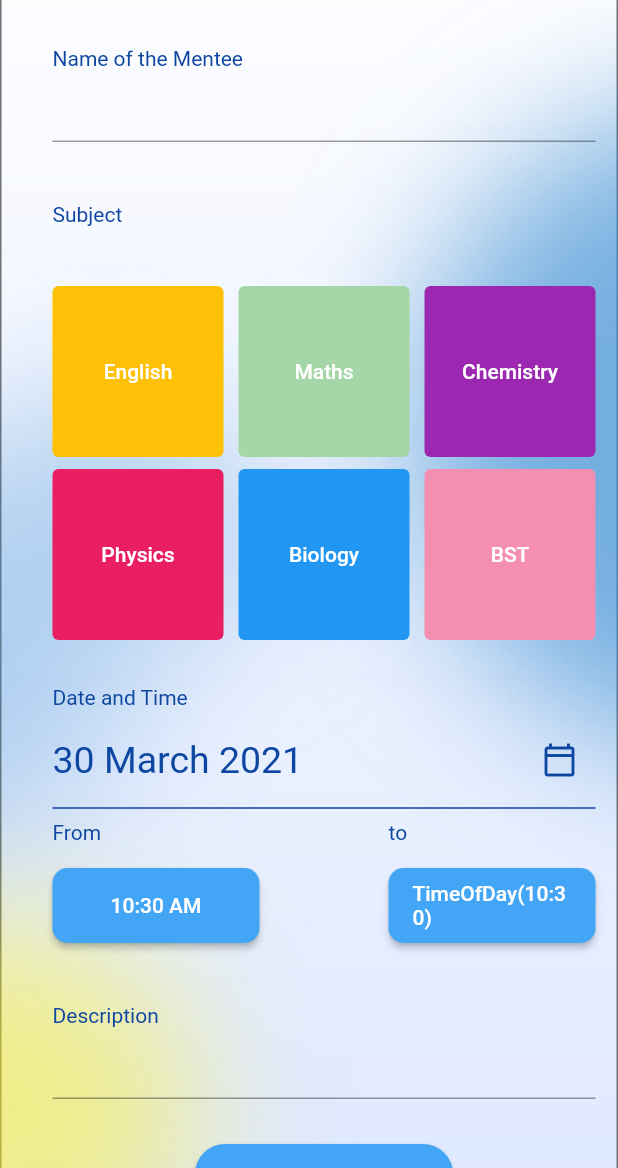
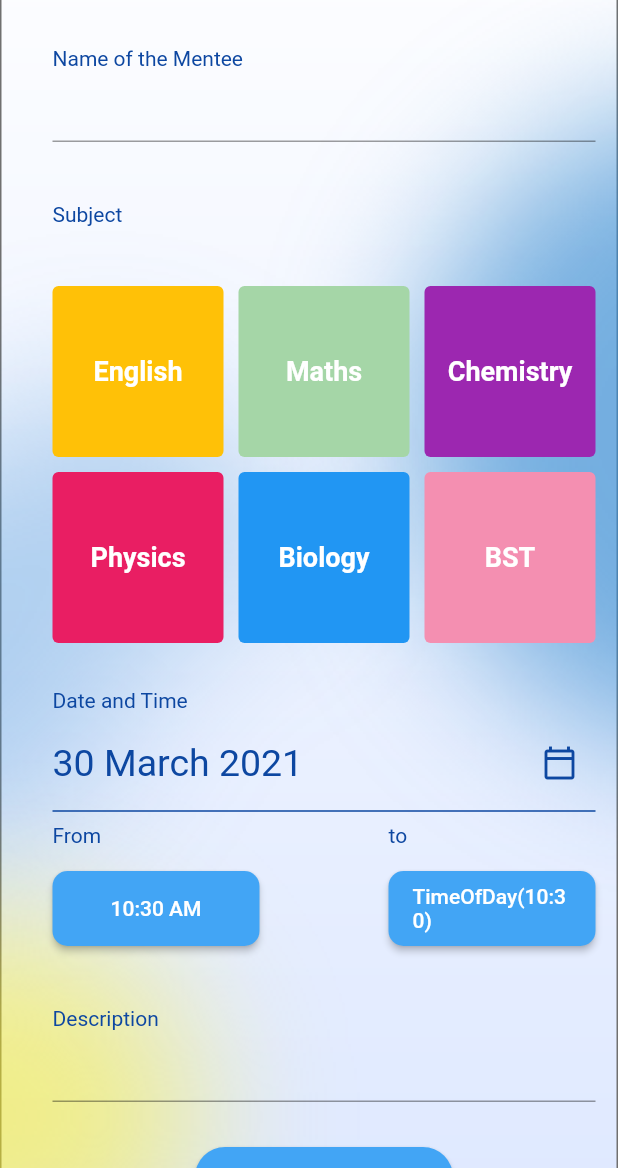
Before and after one commit to Ctrl-Alt-Eliiiteee/Mentor-Match, a Flutter app: the NavBar screen opened directly, item 2 of the bottom bar chosen, after a tap on "+ NEW SESSION", on a phone screen of 412 x 824 dp, the part 68-1236 px from its top. Run offline on Flutter 3.47's test engine with Material 2 defaults, Android fonts, the phone set to English and light mode, and no system bars; our stand-ins replace carousel_slider, chewie, cloud_firestore, device_preview, firebase_auth, firebase_core and 4 more; accounts and stored records are empty.

Commit message:
Sessions UI

```diff
--- a/lib/Mentee Package/menteeHome.dart
+++ b/lib/Mentee Package/menteeHome.dart
@@ -41,7 +41,7 @@ class _MenteeHomeState extends State<MenteeHome> {
                 TextSpan(
                     text: "$name\n",
                     style: TextStyle(
-                        fontSize: 25,
+                        fontSize: width * 0.07,
                         fontWeight: FontWeight.bold,
                         color: Colors.blue[900])),
               ])),
@@ -51,7 +51,7 @@ class _MenteeHomeState extends State<MenteeHome> {
               child: IconButton(
                 icon: Icon(
                   Icons.message,
-                  size: 30,
+                  size: width * 0.08,
                   color: Colors.blue[900],
                 ),
                 onPressed: () {},
@@ -63,7 +63,7 @@ class _MenteeHomeState extends State<MenteeHome> {
           padding: EdgeInsets.only(left: 20.0),
           child: Text("Current Session",
               style: TextStyle(
-                  fontSize: 30,
+                  fontSize: width * 0.07,
                   fontWeight: FontWeight.bold,
                   color: Colors.blue[900])),
         ),
@@ -77,7 +77,7 @@ class _MenteeHomeState extends State<MenteeHome> {
                   borderRadius: BorderRadius.all(Radius.circular(20))),
               child: Container(
                 width: width - 40,
-                height: height / 5,
+                height: height * 0.18,
                 decoration: BoxDecoration(
                     borderRadius: BorderRadius.all(Radius.circular(20)),
                     gradient: LinearGradient(
@@ -99,7 +99,7 @@ class _MenteeHomeState extends State<MenteeHome> {
                             TextSpan(
                                 text: upcomingStudents[0][0],
                                 style: TextStyle(
-                                  fontSize: 22,
+                                  fontSize: width * 0.05,
                                   fontWeight: FontWeight.bold,
                                 )),
                           ])),
@@ -112,15 +112,12 @@ class _MenteeHomeState extends State<MenteeHome> {
                             TextSpan(
                                 text: upcomingStudents[0][1],
                                 style: TextStyle(
-                                  fontSize: 22,
+                                  fontSize: width * 0.05,
                                   fontWeight: FontWeight.bold,
                                 )),
                           ])),
                         ),
                       ],
-                    ),
-                    SizedBox(
-                      height: 10,
                     ),
                     Row(
                       mainAxisAlignment: MainAxisAlignment.spaceBetween,
@@ -133,7 +130,7 @@ class _MenteeHomeState extends State<MenteeHome> {
                             TextSpan(
                                 text: upcomingStudents[0][2],
                                 style: TextStyle(
-                                  fontSize: 22,
+                                  fontSize: width * 0.05,
                                   fontWeight: FontWeight.bold,
                                 )),
                           ])),
@@ -141,14 +138,16 @@ class _MenteeHomeState extends State<MenteeHome> {
                         Padding(
                           padding: EdgeInsets.all(10),
                           child: ElevatedButton(
-                            onPressed: () {},
+                            onPressed: () {
+                              print(width.toString() + ' ' + height.toString());
+                            },
                             child: Container(
                               height: 55,
                               width: width / 2 - 80,
                               child: Center(
                                 child: Text("START SESSION",
                                     style: TextStyle(
-                                        fontSize: 18,
+                                        fontSize: width * 0.05,
                                         color: Colors.blue[900],
                                         fontWeight: FontWeight.w400)),
                               ),
@@ -170,17 +169,17 @@ class _MenteeHomeState extends State<MenteeHome> {
           padding: EdgeInsets.only(left: 20.0, top: 20),
           child: Text("Upcoming Sessions",
               style: TextStyle(
-                  fontSize: 30,
+                  fontSize: width * 0.07,
                   fontWeight: FontWeight.bold,
                   color: Colors.blue[900])),
         ),
         SizedBox(
-          height: 15,
+          height: width * 0.02,
         ),
         Expanded(
           child: CarouselSlider(
             options: CarouselOptions(
-              height: height / 5,
+              height: height * 0.17,
               enlargeCenterPage: false,
               enableInfiniteScroll: false,
             ),
@@ -193,7 +192,7 @@ class _MenteeHomeState extends State<MenteeHome> {
                           borderRadius: BorderRadius.all(Radius.circular(20))),
                       child: Container(
                         width: width - 40,
-                        height: height / 4,
+                        //height: height / 4,
                         decoration: BoxDecoration(
                             borderRadius: BorderRadius.all(Radius.circular(20)),
                             gradient: LinearGradient(
@@ -202,12 +201,14 @@ class _MenteeHomeState extends State<MenteeHome> {
                               end: Alignment.centerRight,
                             )),
                         child: Column(
+                          mainAxisAlignment: MainAxisAlignment.spaceEvenly,
                           children: [
                             Row(
                               mainAxisAlignment: MainAxisAlignment.spaceBetween,
                               children: [
                                 Padding(
-                                  padding: EdgeInsets.all(10),
+                                  padding: EdgeInsets.only(
+                                      left: 10, top: 5, right: 20),
                                   child: RichText(
                                       text: TextSpan(children: [
                                     TextSpan(
@@ -216,55 +217,51 @@ class _MenteeHomeState extends State<MenteeHome> {
                                     TextSpan(
                                         text: index[0],
                                         style: TextStyle(
-                                          fontSize: 22,
+                                          fontSize: width * 0.05,
+                                          fontWeight: FontWeight.bold,
+                                        )),
+                                  ])),
+                                ),
+                                RichText(
+                                    text: TextSpan(children: [
+                                  TextSpan(text: "With\n", style: TextStyle()),
+                                  TextSpan(
+                                      text: index[1],
+                                      style: TextStyle(
+                                        fontSize: width * 0.05,
+                                        fontWeight: FontWeight.bold,
+                                      )),
+                                ])),
+                              ],
+                            ),
+                            Row(
+                              mainAxisAlignment: MainAxisAlignment.spaceBetween,
+                              children: [
+                                Padding(
+                                  padding: EdgeInsets.only(
+                                      left: 10, top: 5, right: 20),
+                                  child: RichText(
+                                      text: TextSpan(children: [
+                                    TextSpan(
+                                        text: "for \n", style: TextStyle()),
+                                    TextSpan(
+                                        text: index[2],
+                                        style: TextStyle(
+                                          fontSize: width * 0.05,
                                           fontWeight: FontWeight.bold,
                                         )),
                                   ])),
                                 ),
                                 Padding(
-                                  padding: EdgeInsets.all(10),
-                                  child: RichText(
-                                      text: TextSpan(children: [
-                                    TextSpan(
-                                        text: "With\n", style: TextStyle()),
-                                    TextSpan(
-                                        text: index[1],
-                                        style: TextStyle(
-                                          fontSize: 22,
-                                          fontWeight: FontWeight.bold,
-                                        )),
-                                  ])),
-                                ),
-                              ],
-                            ),
-                            SizedBox(
-                              height: 10,
-                            ),
-                            Row(
-                              mainAxisAlignment: MainAxisAlignment.spaceBetween,
-                              children: [
-                                Padding(
-                                  padding: EdgeInsets.all(10),
-                                  child: RichText(
-                                      text: TextSpan(children: [
-                                    TextSpan(text: "for\n", style: TextStyle()),
-                                    TextSpan(
-                                        text: index[2],
-                                        style: TextStyle(
-                                          fontSize: 22,
-                                          fontWeight: FontWeight.bold,
-                                        )),
-                                  ])),
-                                ),
-                                Padding(
-                                  padding: EdgeInsets.all(10),
+                                  padding: EdgeInsets.only(
+                                      left: 10, top: 5, right: 20),
                                   child: RichText(
                                       text: TextSpan(children: [
                                     TextSpan(text: "for\n", style: TextStyle()),
                                     TextSpan(
                                         text: index[3],
                                         style: TextStyle(
-                                          fontSize: 22,
+                                          fontSize: width * 0.05,
                                           fontWeight: FontWeight.bold,
                                         )),
                                   ])),
@@ -283,17 +280,17 @@ class _MenteeHomeState extends State<MenteeHome> {
           padding: EdgeInsets.only(left: 20.0, top: 20),
           child: Text("Session History",
               style: TextStyle(
-                  fontSize: 30,
+                  fontSize: width * 0.07,
                   fontWeight: FontWeight.bold,
                   color: Colors.blue[900])),
         ),
         SizedBox(
-          height: 15,
+          height: width * 0.02,
         ),
         Expanded(
           child: CarouselSlider(
             options: CarouselOptions(
-              height: height / 5,
+              height: height * 0.17,
               enlargeCenterPage: false,
               enableInfiniteScroll: false,
             ),
@@ -306,7 +303,7 @@ class _MenteeHomeState extends State<MenteeHome> {
                           borderRadius: BorderRadius.all(Radius.circular(20))),
                       child: Container(
                         width: width - 40,
-                        height: height / 4,
+                        //height: height / 4,
                         decoration: BoxDecoration(
                             borderRadius: BorderRadius.all(Radius.circular(20)),
                             gradient: LinearGradient(
@@ -315,12 +312,14 @@ class _MenteeHomeState extends State<MenteeHome> {
                               end: Alignment.centerRight,
                             )),
                         child: Column(
+                          mainAxisAlignment: MainAxisAlignment.spaceEvenly,
                           children: [
                             Row(
                               mainAxisAlignment: MainAxisAlignment.spaceBetween,
                               children: [
                                 Padding(
-                                  padding: EdgeInsets.all(10),
+                                  padding: EdgeInsets.only(
+                                      left: 10, top: 5, right: 20),
                                   child: RichText(
                                       text: TextSpan(children: [
                                     TextSpan(
@@ -329,55 +328,51 @@ class _MenteeHomeState extends State<MenteeHome> {
                                     TextSpan(
                                         text: index[0],
                                         style: TextStyle(
-                                          fontSize: index[0].length / 1 + 2,
+                                          fontSize: width * 0.05,
+                                          fontWeight: FontWeight.bold,
+                                        )),
+                                  ])),
+                                ),
+                                RichText(
+                                    text: TextSpan(children: [
+                                  TextSpan(text: "With\n", style: TextStyle()),
+                                  TextSpan(
+                                      text: index[1],
+                                      style: TextStyle(
+                                        fontSize: width * 0.05,
+                                        fontWeight: FontWeight.bold,
+                                      )),
+                                ])),
+                              ],
+                            ),
+                            Row(
+                              mainAxisAlignment: MainAxisAlignment.spaceBetween,
+                              children: [
+                                Padding(
+                                  padding: EdgeInsets.only(
+                                      left: 10, top: 5, right: 20),
+                                  child: RichText(
+                                      text: TextSpan(children: [
+                                    TextSpan(
+                                        text: "for \n", style: TextStyle()),
+                                    TextSpan(
+                                        text: index[2],
+                                        style: TextStyle(
+                                          fontSize: width * 0.05,
                                           fontWeight: FontWeight.bold,
                                         )),
                                   ])),
                                 ),
                                 Padding(
-                                  padding: EdgeInsets.all(10),
-                                  child: RichText(
-                                      text: TextSpan(children: [
-                                    TextSpan(
-                                        text: "With\n", style: TextStyle()),
-                                    TextSpan(
-                                        text: index[1],
-                                        style: TextStyle(
-                                          fontSize: 22,
-                                          fontWeight: FontWeight.bold,
-                                        )),
-                                  ])),
-                                ),
-                              ],
-                            ),
-                            SizedBox(
-                              height: 10,
-                            ),
-                            Row(
-                              mainAxisAlignment: MainAxisAlignment.spaceBetween,
-                              children: [
-                                Padding(
-                                  padding: EdgeInsets.all(10),
-                                  child: RichText(
-                                      text: TextSpan(children: [
-                                    TextSpan(text: "for\n", style: TextStyle()),
-                                    TextSpan(
-                                        text: index[2],
-                                        style: TextStyle(
-                                          fontSize: 22,
-                                          fontWeight: FontWeight.bold,
-                                        )),
-                                  ])),
-                                ),
-                                Padding(
-                                  padding: EdgeInsets.all(10),
+                                  padding: EdgeInsets.only(
+                                      left: 10, top: 5, right: 20),
                                   child: RichText(
                                       text: TextSpan(children: [
                                     TextSpan(text: "for\n", style: TextStyle()),
                                     TextSpan(
                                         text: index[3],
                                         style: TextStyle(
-                                          fontSize: 22,
+                                          fontSize: width * 0.05,
                                           fontWeight: FontWeight.bold,
                                         )),
                                   ])),
--- a/lib/Mentor Package/MonthlyPlanner.dart
+++ b/lib/Mentor Package/MonthlyPlanner.dart
@@ -227,7 +227,7 @@ class _CreateNewSessionState extends State<CreateNewSession> {
                     gridDelegate: SliverGridDelegateWithFixedCrossAxisCount(
                       crossAxisCount: 3,
                       crossAxisSpacing: 10,
-                      mainAxisSpacing: 8,
+                      mainAxisSpacing: 10,
                     ),
                     itemBuilder: (BuildContext context, int index) {
                       return SubjectButton(_subjectSeletion[index]);
@@ -380,7 +380,8 @@ class _CreateNewSessionState extends State<CreateNewSession> {
                         child: Center(child: Text("Create Session")),
                       ),
                     ),
-                  )
+                  ),
+                  SizedBox(height: 30),
                 ],
               ),
             ),
@@ -409,11 +410,20 @@ class _CreateNewSessionState extends State<CreateNewSession> {
                   Center(
                     child: Text(
                       choice.name,
-                      style: TextStyle(color: Colors.white.withOpacity(0.5)),
+                      style: TextStyle(
+                          fontSize: 18,
+                          color: Colors.white.withOpacity(0.3),
+                          fontWeight: FontWeight.bold),
                     ),
                   ),
                 ],
               )
-            : Text(choice.name));
+            : Text(
+                choice.name,
+                style: TextStyle(
+                    fontSize: 18,
+                    color: Colors.white,
+                    fontWeight: FontWeight.bold),
+              ));
   }
 }
--- a/lib/Mentor Package/mentorHome.dart
+++ b/lib/Mentor Package/mentorHome.dart
@@ -77,7 +77,7 @@ class _MentorHomeState extends State<MentorHome> {
                   borderRadius: BorderRadius.all(Radius.circular(20))),
               child: Container(
                 width: width - 40,
-                height: height * 0.18,
+                height: height * 0.2,
                 decoration: BoxDecoration(
                     borderRadius: BorderRadius.all(Radius.circular(20)),
                     gradient: LinearGradient(
```
Also changed, not shown: lib/Mentee Package/menteeProfile.dart (+20 -5 lines), lib/Mentor Package/mentorProfile.dart (+27 -11 lines), lib/Pages/Roleselection.dart (+24 -16 lines), lib/main.dart (+6 -3 lines).
